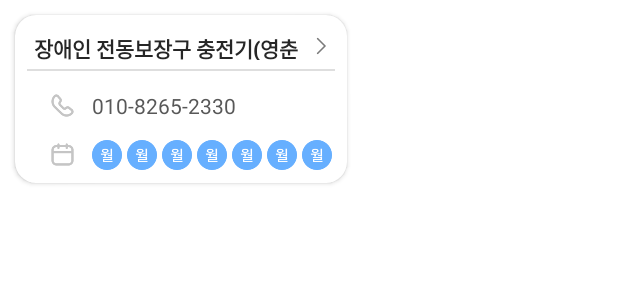
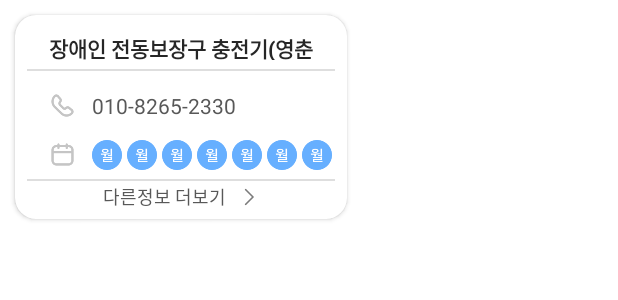
Before and after one commit to JooilPark/electromapApp, an Android app: the layout item_map_maker.xml on its own in the app's theme, with its tools: preview values and no code run, on a phone screen of 412 x 824 dp. Shown: the top 300 px of the screen. Run offline under Robolectric (Android 15) with nearby library versions, the phone set to English and light mode, and no system bars.

Commit message:
[FIX] last

```diff
--- a/app/build.gradle
+++ b/app/build.gradle
@@ -22,8 +22,8 @@ android {
         applicationId "com.sunday.electromapapp2"
         minSdk 27
         targetSdk 31
-        versionCode 4
-        versionName "1.0.4"
+        versionCode 5
+        versionName "1.0.5"
         testInstrumentationRunner "androidx.test.runner.AndroidJUnitRunner"
     }
 
--- a/app/src/main/res/layout/activity_maps.xml
+++ b/app/src/main/res/layout/activity_maps.xml
@@ -28,7 +28,7 @@
             android:layout_height="wrap_content"
             ads:adSize="BANNER"
             android:layout_margin="10dp"
-            android:visibility="gone"
+
             ads:adUnitId="@string/google_admob_key"
             app:layout_constraintBottom_toBottomOf="parent"
             app:layout_constraintEnd_toEndOf="parent"
--- a/app/src/main/res/layout/item_map_maker.xml
+++ b/app/src/main/res/layout/item_map_maker.xml
@@ -16,12 +16,12 @@
 
         <androidx.cardview.widget.CardView
             android:layout_width="221dp"
-            android:layout_height="112dp"
+            android:layout_height="136dp"
             android:layout_margin="10dp"
             android:elevation="4dp"
             android:orientation="vertical"
+            app:cardBackgroundColor="#FFFFFF"
             app:cardCornerRadius="14dp"
-            app:cardBackgroundColor="#FFFFFF"
             app:layout_constraintBottom_toBottomOf="parent"
             app:layout_constraintEnd_toEndOf="parent"
             app:layout_constraintStart_toStartOf="parent"
@@ -29,30 +29,32 @@
 
             <androidx.constraintlayout.widget.ConstraintLayout
                 android:layout_width="wrap_content"
-                android:layout_height="wrap_content"
+                android:layout_height="match_parent"
 
                 android:layout_margin="6dp">
 
                 <LinearLayout
                     android:id="@+id/topTitle"
-                    android:layout_width="wrap_content"
+                    android:layout_width="205dp"
                     android:layout_height="wrap_content"
                     android:layout_margin="6dp"
+                    android:gravity="center"
                     android:orientation="horizontal"
                     app:layout_constraintEnd_toEndOf="parent"
                     app:layout_constraintStart_toStartOf="parent"
                     app:layout_constraintTop_toTopOf="parent">
 
                     <TextView
+
                         android:id="@+id/tv_location_name"
                         android:layout_width="wrap_content"
                         android:layout_height="18dp"
+                        android:fontFamily="sans-serif-medium"
+                        android:gravity="center"
                         android:includeFontPadding="false"
                         android:marqueeRepeatLimit="marquee_forever"
                         android:maxWidth="180dp"
                         android:maxLines="1"
-                        android:fontFamily="sans-serif-medium"
-                        android:gravity="center"
                         android:text="@{item.facilityName}"
                         android:textColor="@color/defaulttextcolor_FF"
                         android:textSize="14sp"
@@ -61,15 +63,6 @@
                         app:layout_constraintTop_toTopOf="parent"
                         tools:text="장애인 전동보장구 충전기(영춘면별방민원센터)" />
 
-                    <ImageView
-                        android:layout_width="12dp"
-                        android:layout_height="12dp"
-                        android:layout_gravity="center"
-                        android:src="@drawable/icon_more"
-                        android:layout_marginStart="8dp"
-                        app:layout_constraintBottom_toBottomOf="@id/tv_location_name"
-                        app:layout_constraintStart_toEndOf="@id/tv_location_name"
-                        app:layout_constraintTop_toTopOf="@id/tv_location_name" />
 
                 </LinearLayout>
 
@@ -111,6 +104,7 @@
                 </LinearLayout>
 
                 <LinearLayout
+                    android:id="@+id/week"
                     android:layout_width="wrap_content"
                     android:layout_height="wrap_content"
                     android:layout_marginStart="18dp"
@@ -181,7 +175,41 @@
                         app:srcday="@{item.sunday}"
                         tools:src="@drawable/on_mon" />
                 </LinearLayout>
+
+                <View
+                    android:layout_width="205dp"
+                    android:layout_height="1dp"
+                    android:layout_marginTop="6dp"
+                    android:background="#DEDEDE"
+                    app:layout_constraintEnd_toEndOf="parent"
+                    app:layout_constraintStart_toStartOf="parent"
+                    app:layout_constraintTop_toBottomOf="@id/week" />
+
+                <TextView
+                    android:id="@+id/textdetail"
+                    android:layout_width="wrap_content"
+                    android:layout_height="wrap_content"
+                    android:textColor="#585858"
+                    android:text="다른정보 더보기"
+                    android:textSize="12sp"
+                    app:layout_constraintBottom_toBottomOf="parent"
+                    app:layout_constraintEnd_toStartOf="@+id/imageView"
+                    app:layout_constraintHorizontal_chainStyle="packed"
+                    app:layout_constraintStart_toStartOf="parent" />
+
+                <ImageView
+                    android:id="@+id/imageView"
+                    android:layout_width="12dp"
+                    android:layout_height="12dp"
+                    android:layout_gravity="center"
+                    android:src="@drawable/icon_more"
+                    android:layout_marginStart="10dp"
+                    app:layout_constraintTop_toTopOf="@id/textdetail"
+                    app:layout_constraintBottom_toBottomOf="@id/textdetail"
+                    app:layout_constraintEnd_toEndOf="parent"
+                    app:layout_constraintStart_toEndOf="@id/textdetail" />
             </androidx.constraintlayout.widget.ConstraintLayout>
+
 
         </androidx.cardview.widget.CardView>
 
--- a/app/src/main/res/values/strings.xml
+++ b/app/src/main/res/values/strings.xml
@@ -1,6 +1,6 @@
 <resources>
-    <string name="app_name">전동휠 라이더즈</string>
-    <string name="title_activity_maps">MapsActivity</string>
+    <string name="app_name">전동휠 충전소 지도</string>
+    <string name="title_activity_maps">전동휠 충전소 지도</string>
     <!-- TODO: Remove or change this placeholder text -->
     <string name="hello_blank_fragment">Hello blank fragment</string>
     <string name="reFrashList">새로고침</string>
```
Also changed, not shown: app/src/main/AndroidManifest.xml (+1 -10 lines).
